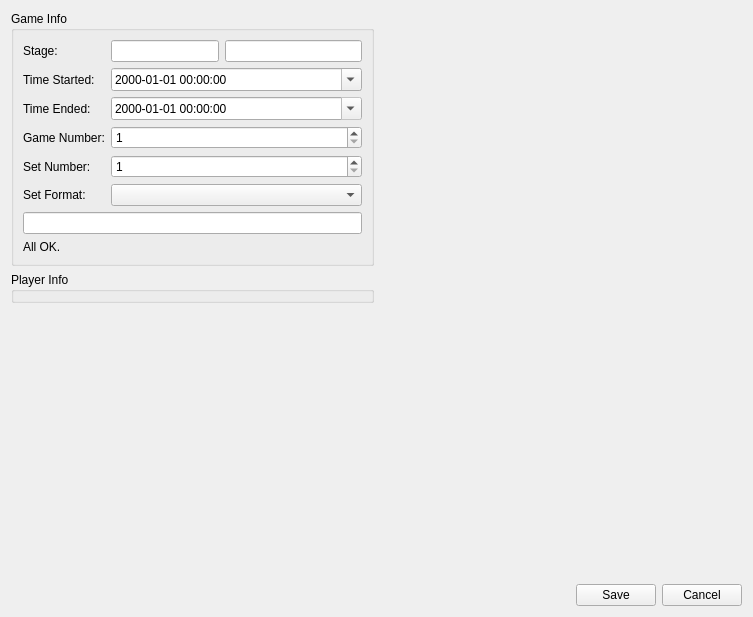
First picture: the form in application/forms/ReplayEditorDialog.ui, repository reframedultimate/ReFramed, before the edit.
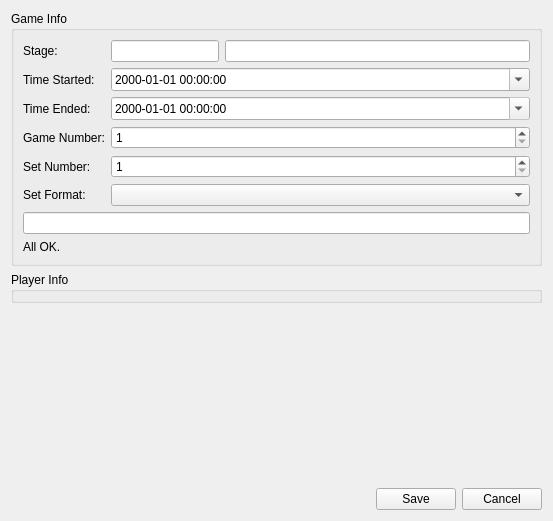
Second picture: the form after the edit.

The edit to the form file:
```diff
--- a/application/forms/ReplayEditorDialog.ui
+++ b/application/forms/ReplayEditorDialog.ui
@@ -6,45 +6,14 @@
    <rect>
     <x>0</x>
     <y>0</y>
-    <width>753</width>
-    <height>617</height>
+    <width>553</width>
+    <height>521</height>
    </rect>
   </property>
   <property name="windowTitle">
    <string>Replay Editor</string>
   </property>
   <layout class="QGridLayout" name="gridLayout">
-   <item row="3" column="0" colspan="2">
-    <layout class="QHBoxLayout" name="horizontalLayout_2">
-     <item>
-      <spacer name="horizontalSpacer_2">
-       <property name="orientation">
-        <enum>Qt::Horizontal</enum>
-       </property>
-       <property name="sizeHint" stdset="0">
-        <size>
-         <width>40</width>
-         <height>20</height>
-        </size>
-       </property>
-      </spacer>
-     </item>
-     <item>
-      <widget class="QPushButton" name="save">
-       <property name="text">
-        <string>Save</string>
-       </property>
-      </widget>
-     </item>
-     <item>
-      <widget class="QPushButton" name="cancel">
-       <property name="text">
-        <string>Cancel</string>
-       </property>
-      </widget>
-     </item>
-    </layout>
-   </item>
    <item row="1" column="0">
     <widget class="QGroupBox" name="groupBox_playerInfo">
      <property name="title">
@@ -195,19 +164,6 @@
      </layout>
     </widget>
    </item>
-   <item row="0" column="1">
-    <spacer name="horizontalSpacer">
-     <property name="orientation">
-      <enum>Qt::Horizontal</enum>
-     </property>
-     <property name="sizeHint" stdset="0">
-      <size>
-       <width>40</width>
-       <height>20</height>
-      </size>
-     </property>
-    </spacer>
-   </item>
    <item row="2" column="0">
     <spacer name="verticalSpacer">
      <property name="orientation">
@@ -221,6 +177,37 @@
      </property>
     </spacer>
    </item>
+   <item row="3" column="0">
+    <layout class="QHBoxLayout" name="horizontalLayout_2">
+     <item>
+      <spacer name="horizontalSpacer_2">
+       <property name="orientation">
+        <enum>Qt::Horizontal</enum>
+       </property>
+       <property name="sizeHint" stdset="0">
+        <size>
+         <width>40</width>
+         <height>20</height>
+        </size>
+       </property>
+      </spacer>
+     </item>
+     <item>
+      <widget class="QPushButton" name="save">
+       <property name="text">
+        <string>Save</string>
+       </property>
+      </widget>
+     </item>
+     <item>
+      <widget class="QPushButton" name="cancel">
+       <property name="text">
+        <string>Cancel</string>
+       </property>
+      </widget>
+     </item>
+    </layout>
+   </item>
   </layout>
  </widget>
  <resources/>
```
